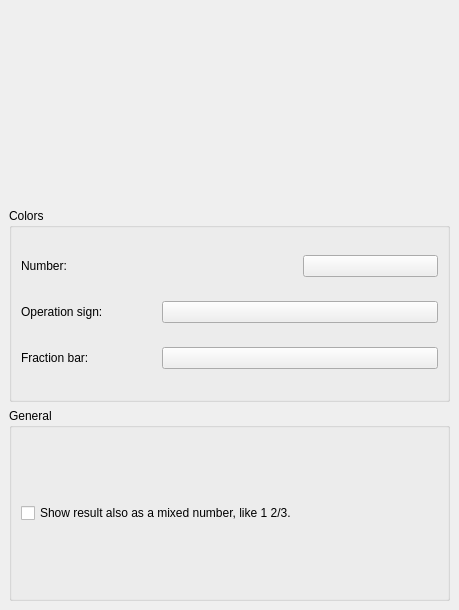
Old version of the form src/taskvieweroptionsbase.ui in the repository KDE/kbruch.
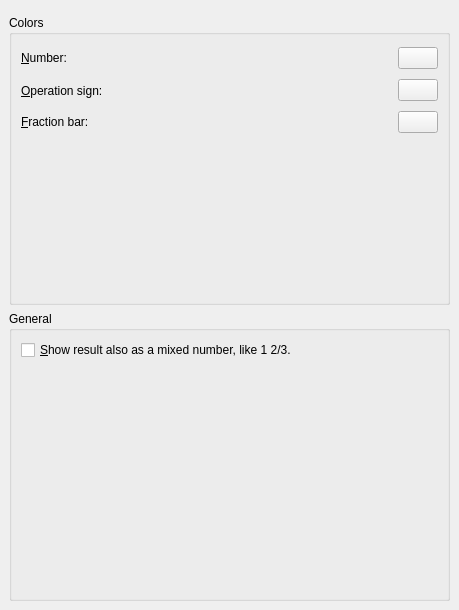
New version of the form. Custom widgets are drawn as their Qt base class.

Commit message: fix krazy i18n issues, fix include guard, fix a couple ui issues

```diff
--- a/src/taskvieweroptionsbase.ui
+++ b/src/taskvieweroptionsbase.ui
@@ -35,7 +35,33 @@
       <property name="spacing" >
        <number>6</number>
       </property>
-      <item row="0" column="0" colspan="2" >
+      <item row="3" column="0" colspan="3" >
+       <spacer>
+        <property name="orientation" >
+         <enum>Qt::Vertical</enum>
+        </property>
+        <property name="sizeHint" >
+         <size>
+          <width>20</width>
+          <height>40</height>
+         </size>
+        </property>
+       </spacer>
+      </item>
+      <item rowspan="3" row="0" column="1" >
+       <spacer>
+        <property name="orientation" >
+         <enum>Qt::Horizontal</enum>
+        </property>
+        <property name="sizeHint" >
+         <size>
+          <width>40</width>
+          <height>91</height>
+         </size>
+        </property>
+       </spacer>
+      </item>
+      <item row="0" column="0" >
        <widget class="QLabel" name="numberLabel" >
         <property name="sizePolicy" >
          <sizepolicy>
@@ -46,7 +72,48 @@
          </sizepolicy>
         </property>
         <property name="text" >
-         <string>Number:</string>
+         <string>&amp;Number:</string>
+        </property>
+        <property name="buddy" >
+         <cstring>kcfg_numberColor</cstring>
+        </property>
+       </widget>
+      </item>
+      <item row="2" column="2" >
+       <widget class="KColorButton" name="kcfg_fractionBarColor" >
+        <property name="toolTip" >
+         <string>Change the color of the fraction bar</string>
+        </property>
+        <property name="text" >
+         <string/>
+        </property>
+       </widget>
+      </item>
+      <item row="1" column="2" >
+       <widget class="KColorButton" name="kcfg_operationColor" >
+        <property name="sizePolicy" >
+         <sizepolicy>
+          <hsizetype>1</hsizetype>
+          <vsizetype>0</vsizetype>
+          <horstretch>0</horstretch>
+          <verstretch>0</verstretch>
+         </sizepolicy>
+        </property>
+        <property name="toolTip" >
+         <string>Change the color of the operation signs</string>
+        </property>
+        <property name="text" >
+         <string/>
+        </property>
+       </widget>
+      </item>
+      <item row="0" column="2" >
+       <widget class="KColorButton" name="kcfg_numberColor" >
+        <property name="toolTip" >
+         <string>Change the color of the numbers</string>
+        </property>
+        <property name="text" >
+         <string/>
         </property>
        </widget>
       </item>
@@ -61,7 +128,10 @@
          </sizepolicy>
         </property>
         <property name="text" >
-         <string>Operation sign:</string>
+         <string>&amp;Operation sign:</string>
+        </property>
+        <property name="buddy" >
+         <cstring>kcfg_operationColor</cstring>
         </property>
        </widget>
       </item>
@@ -76,66 +146,10 @@
          </sizepolicy>
         </property>
         <property name="text" >
-         <string>Fraction bar:</string>
+         <string>&amp;Fraction bar:</string>
         </property>
-       </widget>
-      </item>
-      <item row="0" column="2" >
-       <widget class="KColorButton" name="kcfg_numberColor" >
-        <property name="toolTip" >
-         <string>Change the color of the numbers</string>
-        </property>
-        <property name="text" >
-         <string/>
-        </property>
-        <property name="color" >
-         <color>
-          <red>0</red>
-          <green>255</green>
-          <blue>0</blue>
-         </color>
-        </property>
-       </widget>
-      </item>
-      <item row="1" column="1" colspan="2" >
-       <widget class="KColorButton" name="kcfg_operationColor" >
-        <property name="sizePolicy" >
-         <sizepolicy>
-          <hsizetype>1</hsizetype>
-          <vsizetype>0</vsizetype>
-          <horstretch>0</horstretch>
-          <verstretch>0</verstretch>
-         </sizepolicy>
-        </property>
-        <property name="toolTip" >
-         <string>Change the color of the operation signs</string>
-        </property>
-        <property name="text" >
-         <string/>
-        </property>
-        <property name="color" >
-         <color>
-          <red>0</red>
-          <green>0</green>
-          <blue>255</blue>
-         </color>
-        </property>
-       </widget>
-      </item>
-      <item row="2" column="1" colspan="2" >
-       <widget class="KColorButton" name="kcfg_fractionBarColor" >
-        <property name="toolTip" >
-         <string>Change the color of the fraction bar</string>
-        </property>
-        <property name="text" >
-         <string/>
-        </property>
-        <property name="color" >
-         <color>
-          <red>255</red>
-          <green>0</green>
-          <blue>0</blue>
-         </color>
+        <property name="buddy" >
+         <cstring>kcfg_fractionBarColor</cstring>
         </property>
        </widget>
       </item>
@@ -160,10 +174,23 @@
          <string>Here you can enable/disable showing the result in mixed-number notation.</string>
         </property>
         <property name="text" >
-         <string>Show result also as a mixed number, like 1 2/3.</string>
+         <string>&amp;Show result also as a mixed number, like 1 2/3.</string>
         </property>
        </widget>
       </item>
+      <item>
+       <spacer>
+        <property name="orientation" >
+         <enum>Qt::Vertical</enum>
+        </property>
+        <property name="sizeHint" >
+         <size>
+          <width>20</width>
+          <height>40</height>
+         </size>
+        </property>
+       </spacer>
+      </item>
      </layout>
     </widget>
    </item>
```
Left out of the diff: 2 changed lines with no effect on the pictures. The commit also changes 7 other files.
